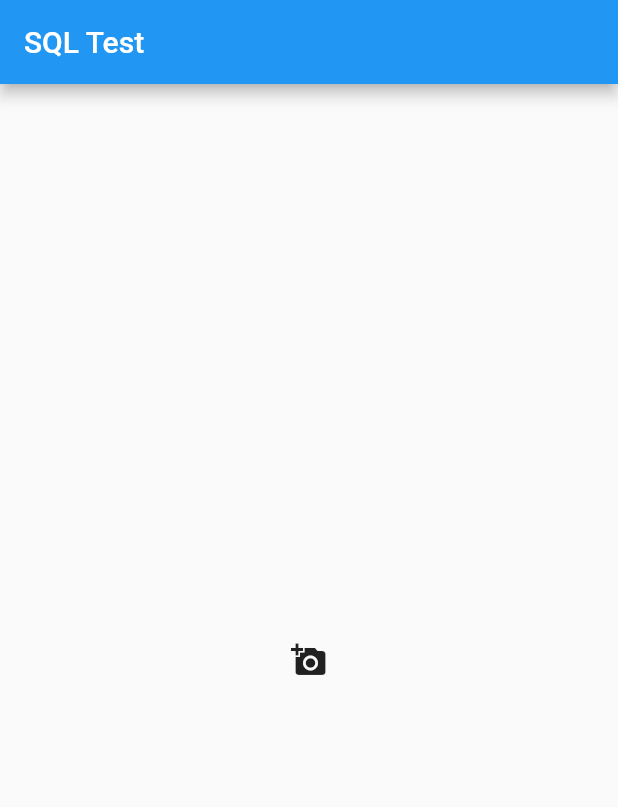
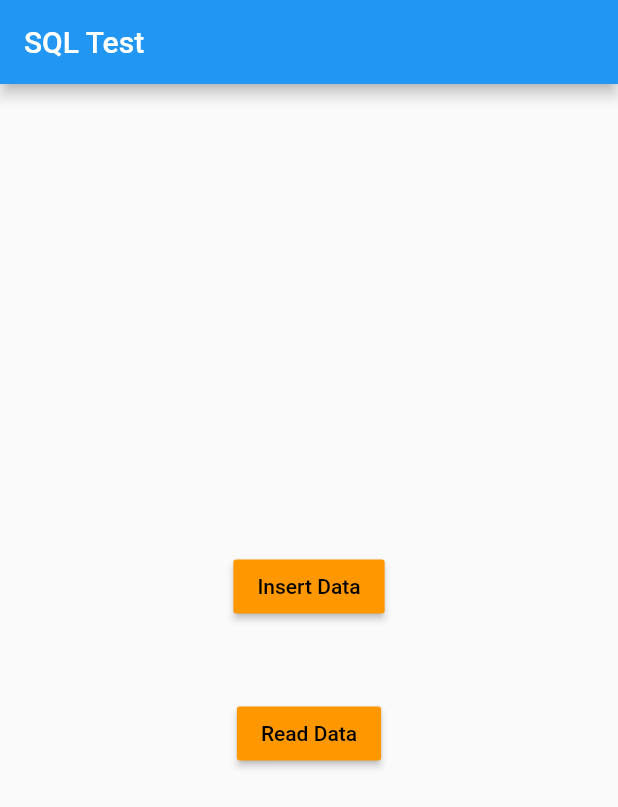
Before and after one commit to khalidelasrii/Test, a Flutter app: the screen it shows after launch, on a phone screen of 412 x 824 dp. Shown: the top 807 px of the screen. Run offline on Flutter 3.47's test engine with Material 2 defaults, Android fonts, the light colour scheme and no system bars; our stand-ins replace sqflite; accounts and stored records are empty.

Commit message:
second commit

```diff
--- a/lib/main.dart
+++ b/lib/main.dart
@@ -1,7 +1,8 @@
 import 'package:flutter/material.dart';
+import 'package:test/sql_data.dart';
 
 void main() {
-  runApp(MyApp());
+  runApp(const MyApp());
 }
 
 class MyApp extends StatelessWidget {
@@ -9,20 +10,41 @@ class MyApp extends StatelessWidget {
 
   @override
   Widget build(BuildContext context) {
+    SqlData sqlData = SqlData();
+
     return MaterialApp(
       title: 'Test',
       home: Scaffold(
         appBar: AppBar(
-          title: Text('SQL Test'),
+          title: const Text('SQL Test'),
         ),
         body: Center(
           child: Column(
             mainAxisAlignment: MainAxisAlignment.center,
             children: [
-              IconButton(
-                onPressed: () {},
-                icon: const Icon(Icons.add_a_photo),
-              )
+              MaterialButton(
+                onPressed: () async {
+                  int response = await sqlData.insertdata(
+                      "INSERT INTO 'Items'('Item') VALUES ('note one in table')");
+                  print(response);
+                },
+                color: Colors.orange,
+                textColor: Colors.black,
+                child: const Text('Insert Data'),
+              ),
+              const SizedBox(
+                height: 50,
+              ),
+              MaterialButton(
+                onPressed: () async {
+                  List<Map> response =
+                      await sqlData.readData("SELECT * FROM 'Items'");
+                  print(response);
+                },
+                color: Colors.orange,
+                textColor: Colors.black,
+                child: const Text('Read Data'),
+              ),
             ],
           ),
         ),
```
Also changed, not shown: lib/sql_data.dart (+9 -13 lines).
